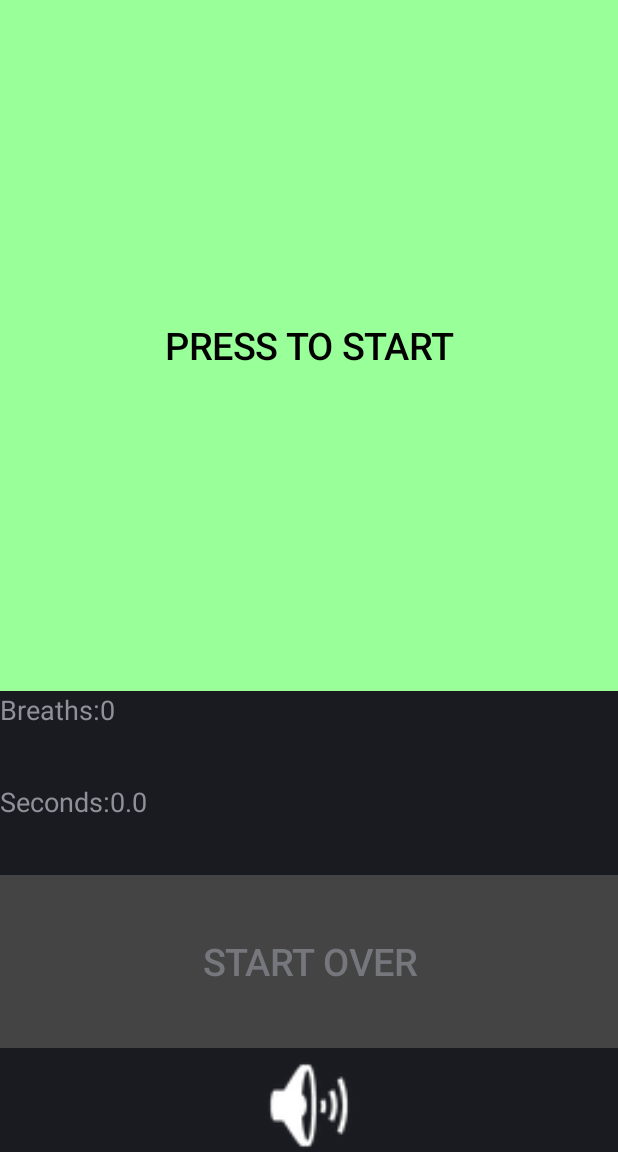
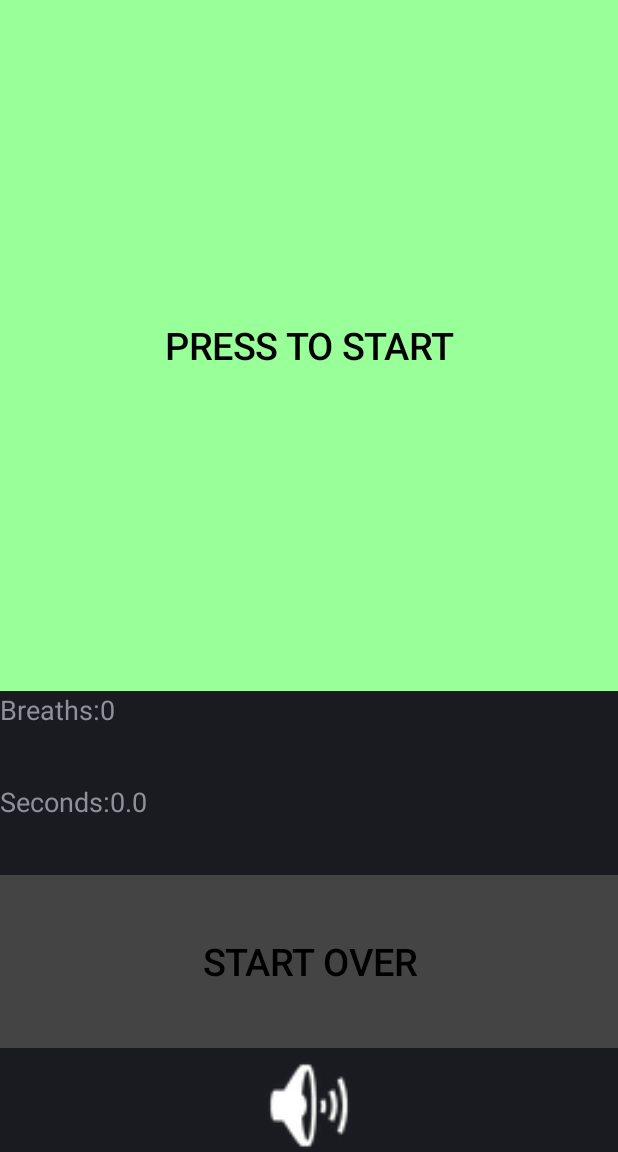
Before and after one commit to dimagi/breath-counter, an Android app: the screen it shows after launch (BreathCounterActivity), on a phone screen of 412 x 824 dp, the part 84-1236 px from its top. Run offline under Robolectric (Android 15) with nearby library versions, the phone set to English and light mode, and no system bars.

Commit message:
set color black

```diff
--- a/org.commcare.respiratory/src/main/java/org/commcare/respiratory/BreathCounterActivity.java
+++ b/org.commcare.respiratory/src/main/java/org/commcare/respiratory/BreathCounterActivity.java
@@ -208,6 +208,8 @@ public class BreathCounterActivity extends Activity implements OnInitListener {
         this.mBreathButton.setPadding(0, 0, 0, 0);
         this.mResetButton1.setPadding(0, 0, 0, 0);
         this.mResetButton2.setPadding(3, 3, 3, 3);
+        this.mResetButton1.setTextColor(Color.BLACK);
+        this.mResetButton2.setTextColor(Color.BLACK);
         this.mRecordAnswerButton.setPadding(3, 3, 3, 3);
         this.mBreathCountView.setPadding(0, 0, 0, 0);
         this.mTimeView.setPadding(0, 0, 0, 0);
```
